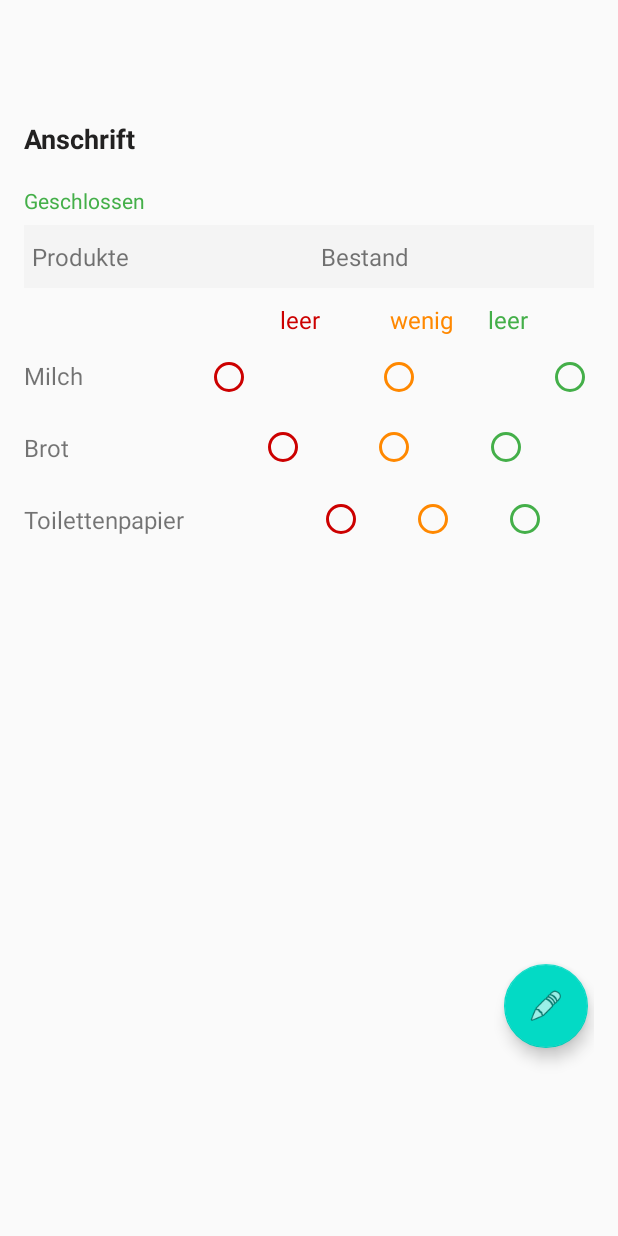
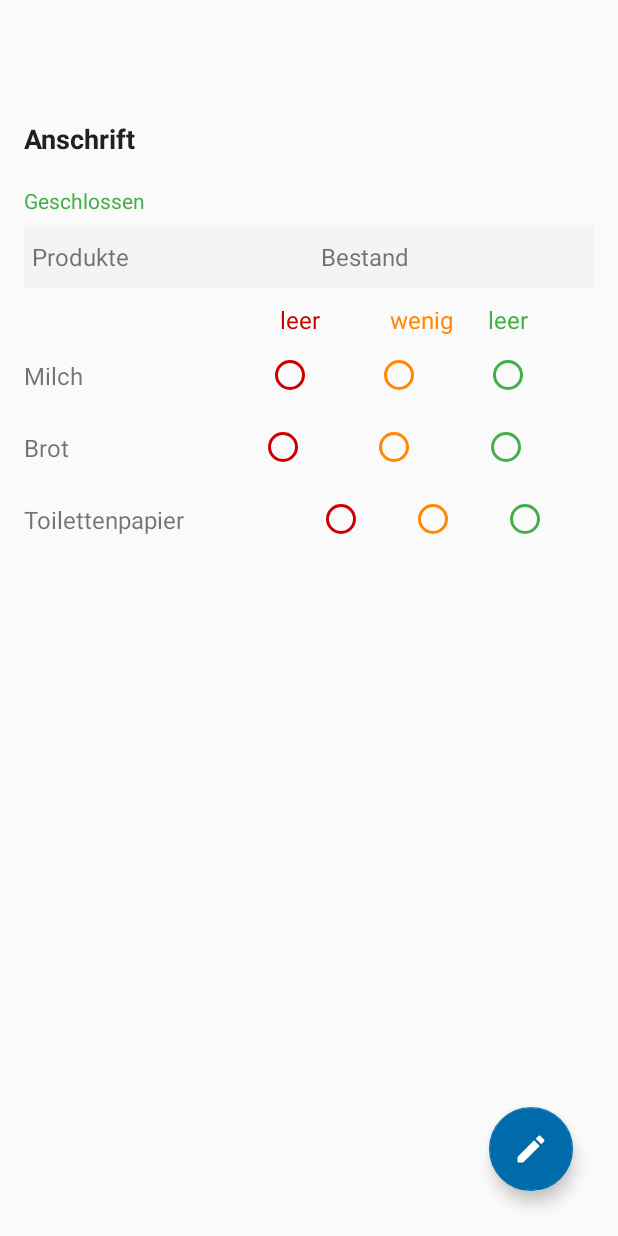
Before and after one commit to WVV-Crowd-Sourced-Stock-Tracking/Android-App, an Android app: the DetailActivity screen opened directly, with no data from a screen before it, on a phone screen of 412 x 824 dp. Run offline under Robolectric (Android 15) with nearby library versions, the phone set to English and light mode, and no system bars; 4 statements that could not run were skipped.

Commit message:
make stock editable and improve design of fab

```diff
--- a/app/src/main/java/de/nivram710/crowd_stock_supermarket/ui/markets/DetailActivity.java
+++ b/app/src/main/java/de/nivram710/crowd_stock_supermarket/ui/markets/DetailActivity.java
@@ -2,10 +2,16 @@ package de.nivram710.crowd_stock_supermarket.ui.markets;
 
 import android.os.Build;
 import android.os.Bundle;
+import android.view.View;
+import android.widget.RadioGroup;
 import android.widget.TextView;
 
 import androidx.annotation.RequiresApi;
 import androidx.appcompat.app.AppCompatActivity;
+
+import com.google.android.material.floatingactionbutton.FloatingActionButton;
+
+import java.util.ArrayList;
 
 import de.nivram710.crowd_stock_supermarket.R;
 
@@ -17,6 +23,7 @@ public class DetailActivity extends AppCompatActivity {
         super.onCreate(savedInstanceState);
         setContentView(R.layout.activity_detail);
 
+        // store all extras in variables
         Bundle extras = getIntent().getExtras();
         assert extras != null;
         String storeId = extras.getString("id");
@@ -24,12 +31,15 @@ public class DetailActivity extends AppCompatActivity {
         String address = extras.getString("address");
         boolean isOpen = extras.getBoolean("isOpen");
 
+        // display store name
         TextView textViewStoreName = findViewById(R.id.text_view_store_name);
         textViewStoreName.setText(name);
 
+        // display store address
         TextView textViewStoreAddress = findViewById(R.id.text_view_address);
         textViewStoreAddress.setText(address);
 
+        // display is open status
         TextView textViewIsOpen = findViewById(R.id.text_view_is_open);
         if(isOpen) {
             textViewIsOpen.setText(getString(R.string.store_is_open));
@@ -39,5 +49,37 @@ public class DetailActivity extends AppCompatActivity {
             textViewIsOpen.setTextColor(getColor(R.color.holoGreenLight));
         }
 
+        // Create RadioButtonGroups objects
+        final RadioGroup radioGroupMilk = findViewById(R.id.radio_group_milk);
+        RadioGroup radioGroupBread = findViewById(R.id.radio_group_bread);
+        RadioGroup radioGroupToiletPaper = findViewById(R.id.radio_group_toilet_paper);
+
+        final ArrayList<RadioGroup> radioGroups = new ArrayList<>();
+        radioGroups.add(radioGroupMilk);
+        radioGroups.add(radioGroupBread);
+        radioGroups.add(radioGroupToiletPaper);
+
+        // create onClickListener
+        final FloatingActionButton editButton = findViewById(R.id.floating_action_button_edit_mode);
+        editButton.setOnClickListener(new View.OnClickListener() {
+            @Override
+            public void onClick(View view) {
+
+                // toggle radio buttons clickable
+                for(RadioGroup radioGroup : radioGroups) {
+                    for (int i = 0; i < radioGroup.getChildCount(); i++) {
+                        radioGroup.getChildAt(i).setClickable(!radioGroup.getChildAt(i).isClickable());
+                    }
+                }
+
+                // toggle icon of fab
+                if(radioGroups.get(0).getChildAt(0).isClickable()) {
+                    editButton.setImageDrawable(getDrawable(R.drawable.ic_save_white_24dp));
+                } else {
+                    editButton.setImageDrawable(getDrawable(R.drawable.ic_mode_edit_white_24dp));
+                }
+            }
+        });
+
     }
 }
--- /dev/null
+++ b/app/src/main/res/drawable/ic_mode_edit_white_24dp.xml
@@ -0,0 +1,5 @@
+<vector android:height="24dp" android:tint="#FFFFFF"
+    android:viewportHeight="24.0" android:viewportWidth="24.0"
+    android:width="24dp" xmlns:android="http://schemas.android.com/apk/res/android">
+    <path android:fillColor="#FF000000" android:pathData="M3,17.25V21h3.75L17.81,9.94l-3.75,-3.75L3,17.25zM20.71,7.04c0.39,-0.39 0.39,-1.02 0,-1.41l-2.34,-2.34c-0.39,-0.39 -1.02,-0.39 -1.41,0l-1.83,1.83 3.75,3.75 1.83,-1.83z"/>
+</vector>
--- /dev/null
+++ b/app/src/main/res/drawable/ic_save_white_24dp.xml
@@ -0,0 +1,5 @@
+<vector android:height="24dp" android:tint="#FFFFFF"
+    android:viewportHeight="24.0" android:viewportWidth="24.0"
+    android:width="24dp" xmlns:android="http://schemas.android.com/apk/res/android">
+    <path android:fillColor="#FF000000" android:pathData="M17,3L5,3c-1.11,0 -2,0.9 -2,2v14c0,1.1 0.89,2 2,2h14c1.1,0 2,-0.9 2,-2L21,7l-4,-4zM12,19c-1.66,0 -3,-1.34 -3,-3s1.34,-3 3,-3 3,1.34 3,3 -1.34,3 -3,3zM15,9L5,9L5,5h10v4z"/>
+</vector>
--- a/app/src/main/res/layout/activity_detail.xml
+++ b/app/src/main/res/layout/activity_detail.xml
@@ -55,11 +55,11 @@
     <LinearLayout
         android:id="@+id/linearLayout2"
         android:layout_width="match_parent"
-        android:layout_height="match_parent"
+        android:layout_height="wrap_content"
         android:layout_marginTop="150dp"
-        android:orientation="vertical"
         android:layout_marginStart="16dp"
         android:layout_marginEnd="16dp"
+        android:orientation="vertical"
         app:layout_constraintTop_toTopOf="parent"
         tools:layout_editor_absoluteX="16dp">
 
@@ -148,13 +148,6 @@
             android:layout_height="wrap_content"
             android:orientation="horizontal">
 
-            <RadioGroup
-                android:layout_width="wrap_content"
-                android:layout_height="wrap_content"
-                android:layout_weight="1"
-                android:orientation="horizontal"
-                android:weightSum="3">
-
             <TextView
                 android:id="@+id/text_view_milk"
                 android:layout_width="wrap_content"
@@ -164,6 +157,14 @@
                 android:paddingBottom="5dp"
                 android:text="@string/milk"
                 android:textSize="16sp" />
+
+            <RadioGroup
+                android:id="@+id/radio_group_milk"
+                android:layout_width="wrap_content"
+                android:layout_height="wrap_content"
+                android:layout_weight="1"
+                android:orientation="horizontal"
+                android:weightSum="3">
 
                 <RadioButton
                     android:id="@+id/radio_button_milk_empty"
@@ -209,6 +210,7 @@
                 android:textSize="16sp" />
 
             <RadioGroup
+                android:id="@+id/radio_group_bread"
                 android:layout_width="wrap_content"
                 android:layout_height="wrap_content"
                 android:layout_weight="1"
@@ -260,6 +262,7 @@
                 android:textSize="16sp" />
 
             <RadioGroup
+                android:id="@+id/radio_group_toilet_paper"
                 android:layout_width="wrap_content"
                 android:layout_height="wrap_content"
                 android:layout_weight="1"
@@ -293,20 +296,19 @@
 
         </LinearLayout>
 
+    </LinearLayout>
+
     <com.google.android.material.floatingactionbutton.FloatingActionButton
-            android:id="@+id/floatingActionButton"
+        android:id="@+id/floating_action_button_edit_mode"
         android:layout_width="wrap_content"
         android:layout_height="wrap_content"
-            android:layout_marginStart="320dp"
-            android:layout_marginLeft="320dp"
-            android:layout_marginTop="280dp"
-            android:layout_marginBottom="0dp"
+        android:layout_marginEnd="30dp"
+        android:layout_marginBottom="30dp"
         android:clickable="true"
+        android:focusable="true"
+        app:backgroundTint="@color/darkBlue"
         app:layout_constraintBottom_toBottomOf="parent"
-            app:layout_constraintStart_toStartOf="parent"
-            app:layout_constraintTop_toBottomOf="@+id/linearLayout3"
-            app:srcCompat="@android:drawable/ic_menu_edit" />
-
-    </LinearLayout>
+        app:layout_constraintEnd_toEndOf="parent"
+        app:srcCompat="@drawable/ic_mode_edit_white_24dp" />
 
 </androidx.constraintlayout.widget.ConstraintLayout>
```
Lines whose indentation alone changed are shown as unchanged.
